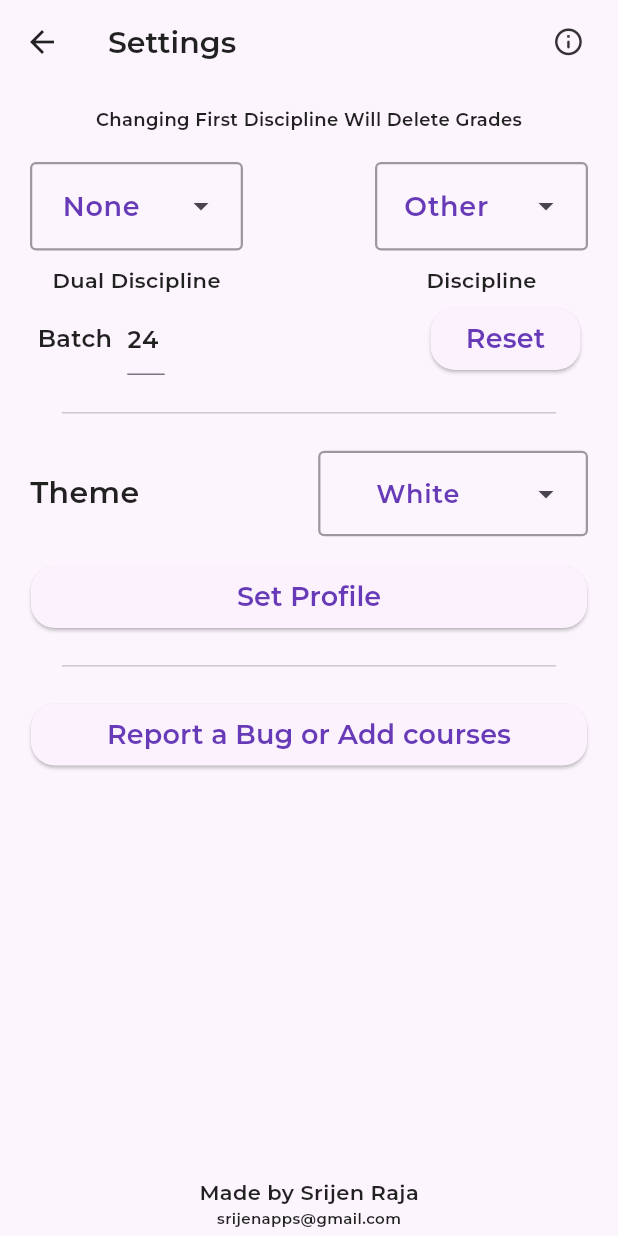
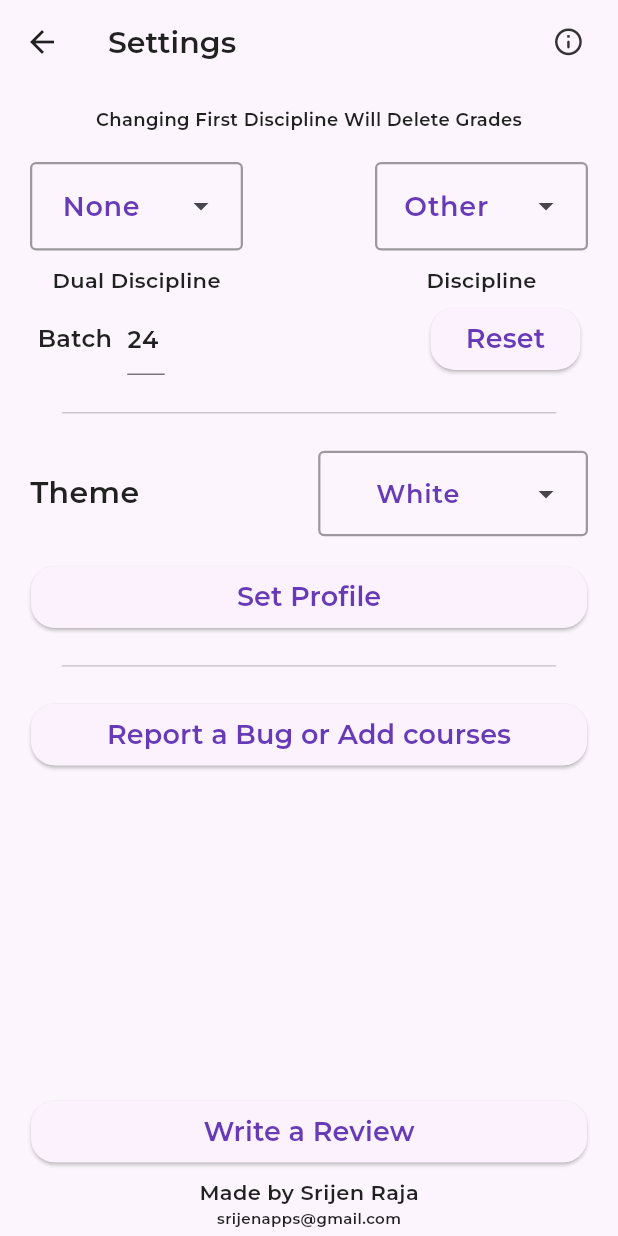
Before and after one commit to Srijen-Raja/CGPA_Calculator, a Flutter app: the Settings screen opened directly, on a phone screen of 412 x 824 dp. Run offline on Flutter 3.47's test engine with Material 3 defaults, Android fonts, the phone set to English and light mode, and no system bars; our stand-ins replace hive, hive_flutter, in_app_review, marquee; missing offline and left inert: dart:html, dart:js, in_app_update, screen_retriever, window_manager; accounts and stored records are empty.

Commit message:
B2AA,B2A3, B2A8 duplicates resolved, Write review option added

```diff
--- a/lib/main.dart
+++ b/lib/main.dart
@@ -115,7 +115,7 @@ Future<void> initializeCourses() async {
                 ? selecteddiscipline.substring(2, 4)
                 : "cccc")) {
           if (course.elective == "CDC2" && !tempaddedcourses.contains(course.title)) {
-            if(selecteddiscipline == "B5AA" || selecteddiscipline == "B5A3"|| selecteddiscipline == "B5A8" || selecteddiscipline == "B4AD"){
+            if(selecteddiscipline == "B5AA" || selecteddiscipline == "B5A3"|| selecteddiscipline == "B5A8" ||selecteddiscipline == "B2AA" || selecteddiscipline == "B2A3"|| selecteddiscipline == "B2A8" || selecteddiscipline == "B4AD"){
               if((course.title=="Algebra I" || course.title=="Discrete Mathematics" ||course.title=="Elementary Real Analysis" ||course.title=="Numerical Analysis" || course.title == "Electromagnetic Theory")){}
               else{
               tempsem = course.sem;
--- a/lib/settings.dart
+++ b/lib/settings.dart
@@ -1,8 +1,11 @@
 import 'package:cgpa_calculator/constants.dart';
+import 'package:flutter/foundation.dart';
 import 'package:flutter/material.dart';
 import 'package:flutter/services.dart';
 import 'package:url_launcher/url_launcher.dart';
 import 'main.dart';
+import 'dart:io';
+import 'package:in_app_review/in_app_review.dart';
 
 class Settings extends StatefulWidget {
   const Settings({super.key});
@@ -519,6 +522,41 @@ class _SettingsState extends State<Settings> {
               ),
 
               Spacer(flex: 1),
+        if(!kIsWeb && Platform.isAndroid)
+        SizedBox(
+          height: MediaQuery.of(context).size.height * 0.05,
+          width: MediaQuery.of(context).size.width * 0.90,
+          child: FloatingActionButton(
+            key: ValueKey("report"),
+            elevation: 1,
+            focusElevation: 0,
+            hoverElevation: 0,
+            highlightElevation: 0,
+            disabledElevation: 0,
+            backgroundColor: thm.cardcolor,
+            child: Text(
+              "Write a Review",
+              style: TextStyle(
+                fontFamily: "Montserrat",
+                fontSize: 18,
+                color: thm.highcolor,
+              ),
+            ),
+              onPressed: ()async {
+                final InAppReview inAppReview = InAppReview.instance;
+                if (await inAppReview.isAvailable()) {
+                  await inAppReview.requestReview();
+                }
+                else{
+                  await launchUrl(
+                    Uri.parse(
+                        'https://play.google.com/store/apps/details?id=com.srijen.cgpa_calculator'),
+                  );
+                }
+              }
+          ),
+        ),
+              SizedBox(height: 10),
               Text(
                 "Made by Srijen Raja",
                 style: TextStyle(
--- a/pubspec.yaml
+++ b/pubspec.yaml
@@ -16,7 +16,7 @@ publish_to: 'none' # Remove this line if you wish to publish to pub.dev
 # https://developer.apple.com/library/archive/documentation/General/Reference/InfoPlistKeyReference/Articles/CoreFoundationKeys.html
 # In Windows, build-name is used as the major, minor, and patch parts
 # of the product and file versions while build-number is used as the build suffix.
-version: 1.8.9+89
+version: 1.9.3+93
 
 
 environment:
@@ -41,6 +41,7 @@ dependencies:
   window_manager: ^0.5.0
   screen_retriever: ^0.2.0
   in_app_update: ^4.2.3
+  in_app_review: ^2.0.11
 
   # The following adds the Cupertino Icons font to your application.
   # Use with the CupertinoIcons class for iOS style icons.
```
Also changed, not shown: pubspec.lock, 1 other file.
